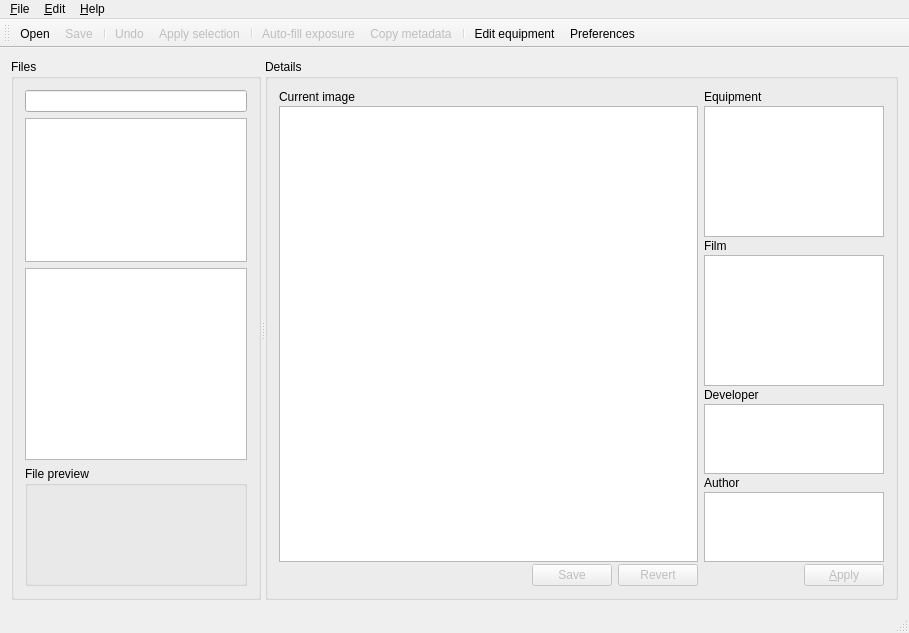
The window that ui/analogexif.ui (chokori/AnalogExif) describes before a commit, drawn with Qt 5.
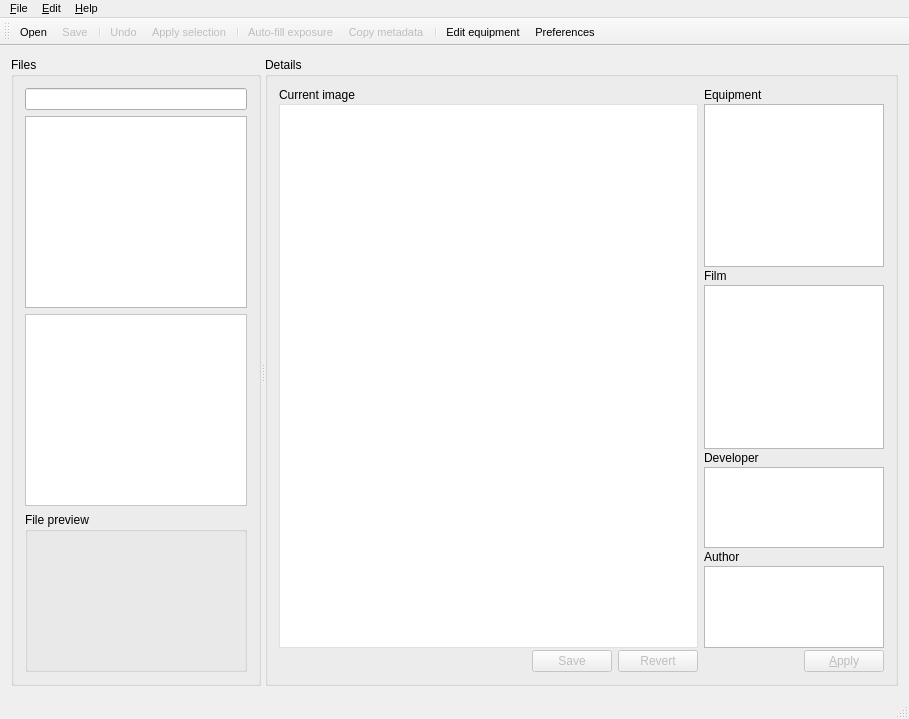
The same window after the commit. Icons and pictures are not drawn. Custom widgets are drawn as their Qt base class.

The edit to the form file:
```diff
--- a/ui/analogexif.ui
+++ b/ui/analogexif.ui
@@ -7,9 +7,14 @@
     <x>0</x>
     <y>0</y>
     <width>909</width>
-    <height>633</height>
+    <height>719</height>
    </rect>
   </property>
+  <property name="font">
+   <font>
+    <pointsize>8</pointsize>
+   </font>
+  </property>
   <property name="windowTitle">
    <string/>
   </property>
@@ -42,6 +47,11 @@
         <verstretch>100</verstretch>
        </sizepolicy>
       </property>
+      <property name="font">
+       <font>
+        <pointsize>9</pointsize>
+       </font>
+      </property>
       <property name="frameShape">
        <enum>QFrame::NoFrame</enum>
       </property>
@@ -64,6 +74,11 @@
          <height>0</height>
         </size>
        </property>
+       <property name="font">
+        <font>
+         <pointsize>9</pointsize>
+        </font>
+       </property>
        <property name="title">
         <string>Files</string>
        </property>
@@ -92,6 +107,7 @@
           </property>
           <property name="font">
            <font>
+            <pointsize>9</pointsize>
             <kerning>true</kerning>
            </font>
           </property>
@@ -139,8 +155,48 @@
         </item>
         <item>
          <widget class="QListView" name="fileView">
+          <property name="font">
+           <font>
+            <pointsize>8</pointsize>
+           </font>
+          </property>
           <property name="contextMenuPolicy">
-           <enum>Qt::ActionsContextMenu</enum>
+           <enum>Qt::ContextMenuPolicy::ActionsContextMenu</enum>
+          </property>
+          <property name="styleSheet">
+           <string notr="true">QListView {
+    outline: none;
+    font-size: 8pt;
+    background-color: white;
+}
+
+QListView::item {
+    padding: 0px 4px;
+    margin: 0px;
+    border: none;
+}
+
+QListView::item:hover {
+    background-color: #f1f4f9;
+    color: #333333;
+}
+
+QListView::item:selected:active {
+    background-color: #d1e6f7;
+    color: #005a9e;
+    border: 1px solid #a8c9e5;
+}
+
+QListView::item:selected:!active {
+    background-color: #e0e0e0;
+    color: #666666;
+    border: 1px solid #d0d0d0;
+}
+
+QListView::item:focus {
+    border: none;
+    outline: none;
+}</string>
           </property>
           <property name="showDropIndicator" stdset="0">
            <bool>false</bool>
@@ -157,6 +213,9 @@
           <property name="isWrapping" stdset="0">
            <bool>false</bool>
           </property>
+          <property name="spacing">
+           <number>0</number>
+          </property>
           <property name="viewMode">
            <enum>QListView::ListMode</enum>
           </property>
@@ -173,6 +232,11 @@
             <verstretch>25</verstretch>
            </sizepolicy>
           </property>
+          <property name="font">
+           <font>
+            <pointsize>9</pointsize>
+           </font>
+          </property>
           <property name="title">
            <string>File preview</string>
           </property>
@@ -197,6 +261,11 @@
                <height>0</height>
               </size>
              </property>
+             <property name="font">
+              <font>
+               <pointsize>9</pointsize>
+              </font>
+             </property>
              <property name="text">
               <string/>
              </property>
@@ -220,6 +289,11 @@
          <verstretch>0</verstretch>
         </sizepolicy>
        </property>
+       <property name="font">
+        <font>
+         <pointsize>9</pointsize>
+        </font>
+       </property>
        <property name="title">
         <string>Details</string>
        </property>
@@ -237,6 +311,11 @@
               <verstretch>0</verstretch>
              </sizepolicy>
             </property>
+            <property name="font">
+             <font>
+              <pointsize>9</pointsize>
+             </font>
+            </property>
             <property name="text">
              <string>Current image</string>
             </property>
@@ -252,7 +331,7 @@
             </property>
             <property name="font">
              <font>
-              <kerning>true</kerning>
+              <pointsize>8</pointsize>
              </font>
             </property>
             <property name="contextMenuPolicy">
@@ -261,6 +340,48 @@
             <property name="statusTip">
              <string>Current image properties</string>
             </property>
+            <property name="styleSheet">
+             <string notr="true">
+QTreeView {
+    outline: none;
+    border: 1px solid #e0e0e0;
+    font-size: 8pt;              
+    show-decoration-selected: 1;
+}
+
+QTreeView::item {
+    padding: 2px 4px;              margin: 0px; 
+    border: none;
+    color: #333333;
+}
+QTreeView::branch {
+    background-color: transparent;
+}
+
+QTreeView::branch:selected, 
+QTreeView::item:selected:active {
+    background-color: #d1e6f7;  
+    color: #005a9e;
+}
+
+QTreeView::item:hover, 
+QTreeView::branch:hover {
+    background-color: #f1f4f9;
+}
+
+QTreeView::item:selected:!active, 
+QTreeView::branch:selected:!active {
+    background-color: #eceff1;
+    color: #666666;
+}
+
+QTreeView::branch:has-siblings:!adjoins-item,
+QTreeView::branch:has-siblings:adjoins-item,
+QTreeView::branch:!has-children:!has-siblings:adjoins-item {
+    image: none;
+}
+</string>
+            </property>
             <property name="showDropIndicator" stdset="0">
              <bool>false</bool>
             </property>
@@ -297,6 +418,11 @@
            <layout class="QHBoxLayout" name="horizontalLayout_3">
             <item>
              <spacer name="horizontalSpacer">
+              <property name="font">
+               <font>
+                <pointsize>9</pointsize>
+               </font>
+              </property>
               <property name="orientation">
                <enum>Qt::Horizontal</enum>
               </property>
@@ -313,6 +439,11 @@
               <property name="enabled">
                <bool>false</bool>
               </property>
+              <property name="font">
+               <font>
+                <pointsize>9</pointsize>
+               </font>
+              </property>
               <property name="statusTip">
                <string>Apply changes</string>
               </property>
@@ -326,6 +457,11 @@
               <property name="enabled">
                <bool>false</bool>
               </property>
+              <property name="font">
+               <font>
+                <pointsize>9</pointsize>
+               </font>
+              </property>
               <property name="statusTip">
                <string>Revert changes</string>
               </property>
@@ -354,6 +490,11 @@
               <verstretch>0</verstretch>
              </sizepolicy>
             </property>
+            <property name="font">
+             <font>
+              <pointsize>9</pointsize>
+             </font>
+            </property>
             <property name="text">
              <string>Equipment</string>
             </property>
@@ -369,6 +510,7 @@
             </property>
             <property name="font">
              <font>
+              <pointsize>9</pointsize>
               <kerning>true</kerning>
              </font>
             </property>
@@ -419,6 +561,11 @@
               <verstretch>0</verstretch>
              </sizepolicy>
             </property>
+            <property name="font">
+             <font>
+              <pointsize>9</pointsize>
+             </font>
+            </property>
             <property name="text">
              <string>Film</string>
             </property>
@@ -428,6 +575,7 @@
            <widget class="GearListView" name="filmView">
             <property name="font">
              <font>
+              <pointsize>9</pointsize>
               <kerning>true</kerning>
              </font>
             </property>
@@ -456,6 +604,9 @@
             <property name="alternatingRowColors">
              <bool>true</bool>
             </property>
+            <property name="spacing">
+             <number>0</number>
+            </property>
             <property name="uniformItemSizes">
              <bool>true</bool>
             </property>
@@ -463,6 +614,11 @@
           </item>
           <item>
            <widget class="QLabel" name="label_5">
+            <property name="font">
+             <font>
+              <pointsize>9</pointsize>
+             </font>
+            </property>
             <property name="text">
              <string>Developer</string>
             </property>
@@ -472,6 +628,7 @@
            <widget class="GearListView" name="developerView">
             <property name="font">
              <font>
+              <pointsize>9</pointsize>
               <kerning>true</kerning>
              </font>
             </property>
@@ -491,10 +648,18 @@
             <property name="alternatingRowColors">
              <bool>true</bool>
             </property>
+            <property name="spacing">
+             <number>0</number>
+            </property>
            </widget>
           </item>
           <item>
            <widget class="QLabel" name="label_4">
+            <property name="font">
+             <font>
+              <pointsize>9</pointsize>
+             </font>
+            </property>
             <property name="text">
              <string>Author</string>
             </property>
@@ -504,7 +669,7 @@
            <widget class="GearListView" name="authorView">
             <property name="font">
              <font>
-              <kerning>true</kerning>
+              <pointsize>9</pointsize>
              </font>
             </property>
             <property name="contextMenuPolicy">
@@ -523,12 +688,23 @@
             <property name="alternatingRowColors">
              <bool>true</bool>
             </property>
+            <property name="spacing">
+             <number>0</number>
+            </property>
+            <property name="batchSize">
+             <number>100</number>
+            </property>
            </widget>
           </item>
           <item>
            <layout class="QHBoxLayout" name="horizontalLayout_2">
             <item>
              <spacer name="horizontalSpacer_2">
+              <property name="font">
+               <font>
+                <pointsize>9</pointsize>
+               </font>
+              </property>
               <property name="orientation">
                <enum>Qt::Horizontal</enum>
               </property>
@@ -545,6 +721,11 @@
               <property name="enabled">
                <bool>false</bool>
               </property>
+              <property name="font">
+               <font>
+                <pointsize>9</pointsize>
+               </font>
+              </property>
               <property name="toolTip">
                <string/>
               </property>
```
Left out of the diff: 85 changed lines with no effect on the pictures.
